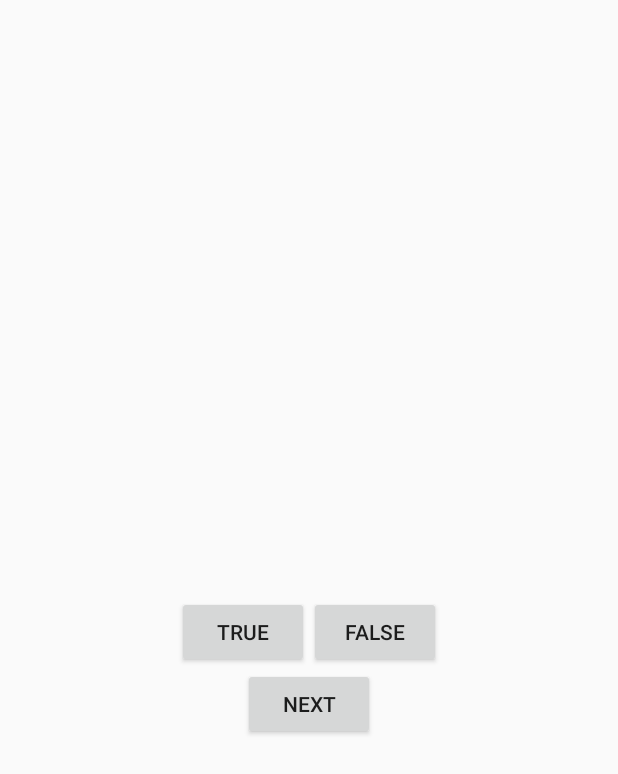
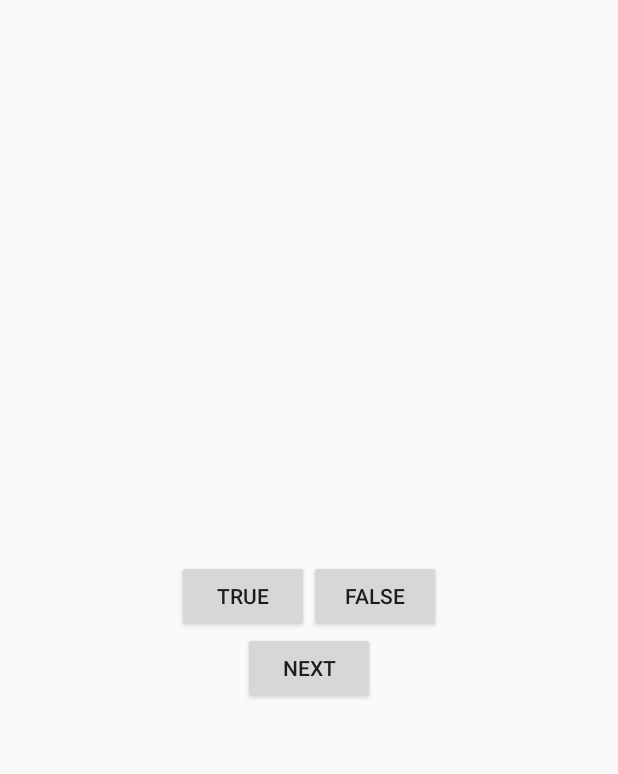
Before and after one commit to dannymartinho/AndroidExercises, an Android app: the layout activity_quiz.xml on its own in the app's theme, with its tools: preview values and no code run, on a phone screen of 412 x 824 dp. Shown: the top 774 px of the screen. Run offline under Robolectric (Android 15) with nearby library versions, the light colour scheme and no system bars.

Commit message:
Refactor Base GeoQuiz

```diff
--- a/GeoQuiz/app/src/main/AndroidManifest.xml
+++ b/GeoQuiz/app/src/main/AndroidManifest.xml
@@ -8,7 +8,7 @@
         android:label="@string/app_name"
         android:theme="@style/AppTheme" >
         <activity
-            android:name=".Quiz"
+            android:name=".QuizActivity"
             android:label="@string/app_name" >
             <intent-filter>
                 <action android:name="android.intent.action.MAIN" />
--- a/GeoQuiz/app/src/main/res/layout/activity_quiz.xml
+++ b/GeoQuiz/app/src/main/res/layout/activity_quiz.xml
@@ -1,38 +1,41 @@
 <LinearLayout xmlns:android="http://schemas.android.com/apk/res/android"
-    xmlns:tools="http://schemas.android.com/tools" android:layout_width="match_parent"
-    android:layout_height="match_parent" android:paddingLeft="@dimen/activity_horizontal_margin"
+    xmlns:tools="http://schemas.android.com/tools"
+    android:layout_width="match_parent"
+    android:layout_height="match_parent"
+    android:gravity="center"
+    android:orientation="vertical"
+    android:paddingBottom="@dimen/activity_vertical_margin"
+    android:paddingLeft="@dimen/activity_horizontal_margin"
     android:paddingRight="@dimen/activity_horizontal_margin"
     android:paddingTop="@dimen/activity_vertical_margin"
-    android:paddingBottom="@dimen/activity_vertical_margin"
-    tools:context=".Quiz"
-    android:gravity="center"
-    android:orientation="vertical">
+    tools:context=".Quiz">
 
     <TextView
+        android:id="@+id/question_text_view"
         android:layout_width="wrap_content"
-        android:layout_height="wrap_content"
-        android:padding="24dp"
-        android:id="@+id/question_text_view" />
+        android:layout_height="wrap_content" />
+
     <LinearLayout
         android:layout_width="wrap_content"
         android:layout_height="wrap_content"
         android:orientation="horizontal">
 
         <Button
+            android:id="@+id/true_button"
             android:layout_width="wrap_content"
             android:layout_height="wrap_content"
-            android:text="@string/true_button"
-            android:id="@+id/true_button"/>
+            android:text="@string/true_button" />
+
         <Button
+            android:id="@+id/false_button"
             android:layout_width="wrap_content"
             android:layout_height="wrap_content"
-            android:text="@string/false_button"
-            android:id="@+id/false_button"/>
+            android:text="@string/false_button" />
     </LinearLayout>
 
     <Button
+        android:id="@+id/next_button"
         android:layout_width="wrap_content"
         android:layout_height="wrap_content"
-        android:text="@string/next_button"
-        android:id="@+id/next_button"/>
+        android:text="@string/next_button" />
 </LinearLayout>
```
Also changed, not shown: GeoQuiz/app/src/main/java/geoquiz/android/dsmartinho/com/geoquiz/Quiz.java (deleted, +0 -99 lines), GeoQuiz/app/src/main/java/geoquiz/android/dsmartinho/com/geoquiz/TrueFalse.java (+14 -13 lines), GeoQuiz/app/src/main/res/values/strings.xml (+5 -6 lines), 1 other file.
